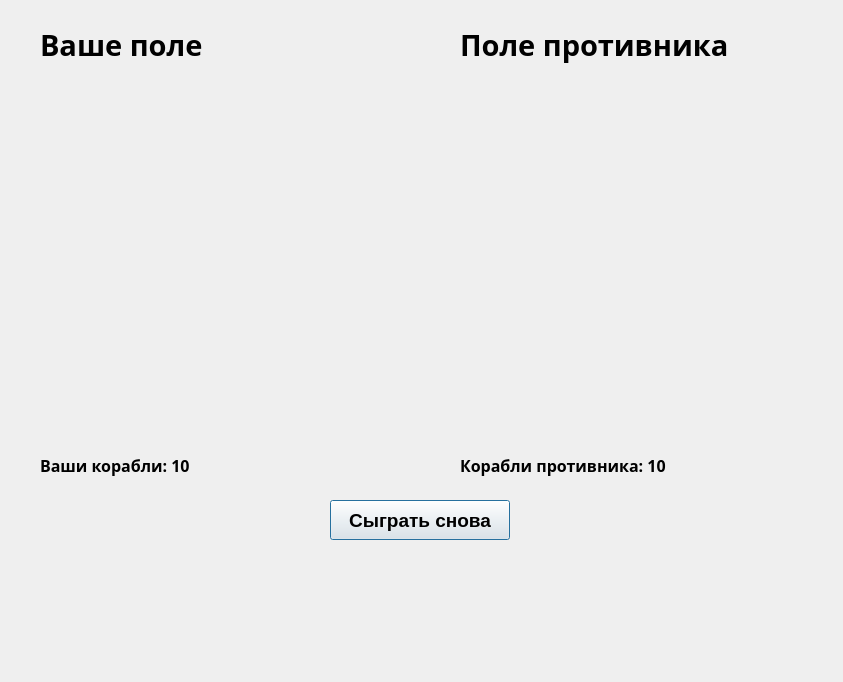
Old version of the form battlewindow.ui in the repository oldFiSt/Sea_Battle.
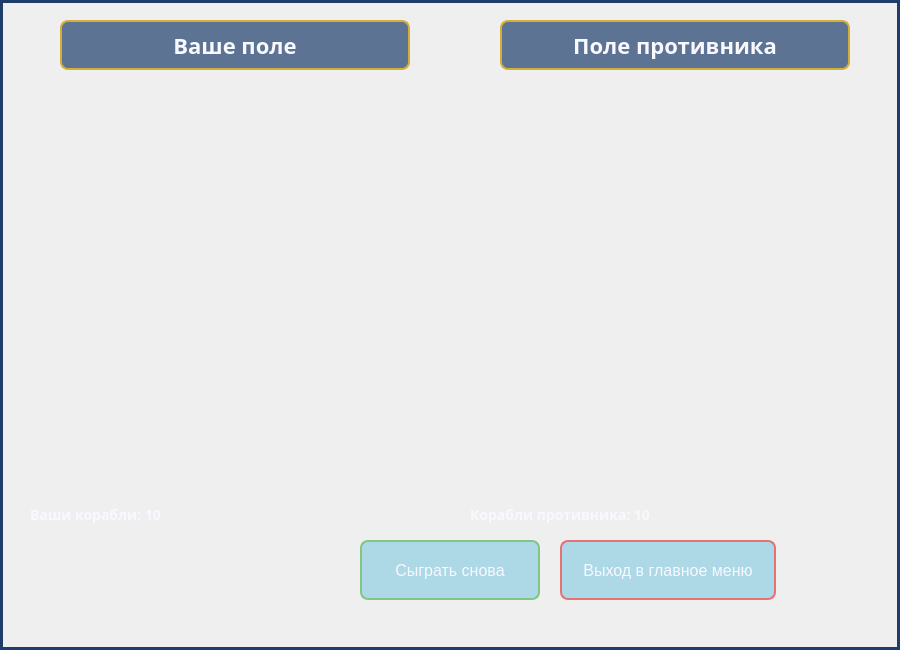
New version of the form.

Commit message: В нашем проекте был полностью обновлён дизайн. Цвета стали более подходящими для игры в «Морской бой» — теперь используются синие оттенки, создающие атмосферу морского сражения. Для удобства игрока добавлены новые кнопки: после окончания игры можно сразу вернуться в главное меню, а в самом главном меню появилась кнопка для выхода на рабочий стол. Также было добавлено новое окно и кнопка для запуска режима игры с другом по сети. Этот режим пока находится в разработке.

Diff of the .ui file:
```diff
--- a/battlewindow.ui
+++ b/battlewindow.ui
@@ -6,37 +6,154 @@
    <rect>
     <x>0</x>
     <y>0</y>
-    <width>843</width>
-    <height>682</height>
+    <width>900</width>
+    <height>650</height>
    </rect>
   </property>
   <property name="windowTitle">
    <string>Морской бой</string>
   </property>
+  <property name="styleSheet">
+   <string notr="true">
+QDialog {
+    background-color: qlineargradient(x1:0, y1:0, x2:1, y2:1,
+                                    stop:0 #0a2463, stop:1 #3e92cc);
+    border: 3px solid #1e3d6b;
+}
+
+QLabel {
+    color: #f8f8ff;
+    font-family: &quot;Arial Rounded MT Bold&quot;;
+    text-shadow: 1px 1px 2px rgba(0, 0, 0, 0.5);
+}
+
+QLabel#labelPlayer, QLabel#labelEnemy {
+    font-size: 22px;
+    font-weight: bold;
+    color: #f8f8ff;
+    background-color: rgba(30, 61, 107, 0.7);
+    border-radius: 8px;
+    padding: 5px 10px;
+    border: 2px solid #d4af37;
+}
+
+QLabel#labelPlayerShips, QLabel#labelEnemyShips {
+    font-size: 14px;
+    color: #f8f8ff;
+    font-weight: bold;
+}
+
+QPushButton {
+    background-color: qlineargradient(x1:0, y1:0, x2:0, y2:1,
+                                    stop:0 #1e3d6b, stop:1 #0a2463);
+    border: 2px solid #d4af37;
+    border-radius: 8px;
+    padding: 8px 16px;
+    font-family: &quot;Arial Rounded MT Bold&quot;;
+    font-size: 14px;
+    color: #f8f8ff;
+}
+
+QPushButton:hover {
+    background-color: qlineargradient(x1:0, y1:0, x2:0, y2:1,
+                                    stop:0 #3a5f8c, stop:1 #1e3d6b);
+}
+
+QPushButton:pressed {
+    background-color: qlineargradient(x1:0, y1:0, x2:0, y2:1,
+                                    stop:0 #0a2463, stop:1 #1e3d6b);
+}
+
+QPushButton#btnReplay {
+    min-width: 120px;
+    min-height: 40px;
+    font-size: 16px;
+    background-color: qlineargradient(x1:0, y1:0, x2:0, y2:1,
+                                    stop:0 #4CAF50, stop:1 #2E7D32);
+    border: 2px solid #81C784;
+}
+
+QPushButton#btnReplay:hover {
+    background-color: qlineargradient(x1:0, y1:0, x2:0, y2:1,
+                                    stop:0 #66BB6A, stop:1 #388E3C);
+}
+
+QPushButton#btnReplay:pressed {
+    background-color: qlineargradient(x1:0, y1:0, x2:0, y2:1,
+                                    stop:0 #2E7D32, stop:1 #1B5E20);
+}
+
+QPushButton#btnExitToMainMenu {
+    min-width: 180px;
+    min-height: 40px;
+    font-size: 16px;
+    background-color: qlineargradient(x1:0, y1:0, x2:0, y2:1,
+                                    stop:0 #c62828, stop:1 #b71c1c);
+    border: 2px solid #e57373;
+}
+
+QPushButton#btnExitToMainMenu:hover {
+    background-color: qlineargradient(x1:0, y1:0, x2:0, y2:1,
+                                    stop:0 #ef5350, stop:1 #e53935);
+}
+
+QPushButton#btnExitToMainMenu:pressed {
+    background-color: qlineargradient(x1:0, y1:0, x2:0, y2:1,
+                                    stop:0 #b71c1c, stop:1 #7f0000);
+}
+
+/* Стили для игровых клеток */
+QPushButton {
+    background-color: lightblue;
+    border: 1px solid #1e3d6b;
+    min-width: 30px;
+    min-height: 30px;
+}
+
+QPushButton[hasShip=&quot;true&quot;] {
+    background-color: #2c3e50;
+}
+
+QPushButton[hasShip=&quot;false&quot;] {
+    background-color: lightblue;
+}
+
+QPushButton[hasShip=&quot;true&quot;]:disabled {
+    background-color: #c62828;
+}
+
+QPushButton[hasShip=&quot;false&quot;]:disabled {
+    background-color: white;
+}
+   </string>
+  </property>
   <widget class="QLabel" name="labelPlayer">
    <property name="geometry">
     <rect>
-     <x>40</x>
+     <x>60</x>
      <y>20</y>
-     <width>300</width>
+     <width>350</width>
      <height>50</height>
     </rect>
    </property>
    <property name="font">
     <font>
-     <family>Microsoft YaHei</family>
-     <pointsize>22</pointsize>
+     <family>Arial Rounded MT Bold</family>
+     <pointsize>-1</pointsize>
      <bold>true</bold>
     </font>
    </property>
    <property name="text">
     <string>Ваше поле</string>
    </property>
+   <property name="alignment">
+    <set>Qt::AlignmentFlag::AlignCenter</set>
+   </property>
   </widget>
   <widget class="QLabel" name="labelEnemy">
    <property name="geometry">
     <rect>
-     <x>460</x>
+     <x>500</x>
      <y>20</y>
      <width>350</width>
      <height>50</height>
@@ -44,50 +161,47 @@
    </property>
    <property name="font">
     <font>
-     <family>Microsoft YaHei</family>
-     <pointsize>22</pointsize>
+     <family>Arial Rounded MT Bold</family>
+     <pointsize>-1</pointsize>
      <bold>true</bold>
     </font>
    </property>
    <property name="text">
     <string>Поле противника</string>
    </property>
+   <property name="alignment">
+    <set>Qt::AlignmentFlag::AlignCenter</set>
+   </property>
   </widget>
   <widget class="QWidget" name="gridLayoutPlayer" native="true">
    <property name="geometry">
     <rect>
-     <x>40</x>
+     <x>30</x>
      <y>80</y>
-     <width>350</width>
-     <height>350</height>
+     <width>400</width>
+     <height>400</height>
     </rect>
    </property>
   </widget>
   <widget class="QWidget" name="gridLayoutEnemy" native="true">
    <property name="geometry">
     <rect>
-     <x>460</x>
+     <x>470</x>
      <y>80</y>
-     <width>350</width>
-     <height>350</height>
+     <width>400</width>
+     <height>400</height>
     </rect>
    </property>
   </widget>
   <widget class="QPushButton" name="btnReplay">
    <property name="geometry">
     <rect>
-     <x>330</x>
-     <y>500</y>
+     <x>360</x>
+     <y>540</y>
      <width>180</width>
-     <height>40</height>
+     <height>60</height>
     </rect>
    </property>
-   <property name="font">
-    <font>
-     <pointsize>14</pointsize>
-     <bold>true</bold>
-    </font>
-   </property>
    <property name="visible">
     <bool>false</bool>
    </property>
@@ -95,19 +209,35 @@
     <string>Сыграть снова</string>
    </property>
   </widget>
+  <widget class="QPushButton" name="btnExitToMainMenu">
+   <property name="geometry">
+    <rect>
+     <x>560</x>
+     <y>540</y>
+     <width>216</width>
+     <height>60</height>
+    </rect>
+   </property>
+   <property name="visible">
+    <bool>false</bool>
+   </property>
+   <property name="text">
+    <string>Выход в главное меню</string>
+   </property>
+  </widget>
   <widget class="QLabel" name="labelPlayerShips">
    <property name="geometry">
     <rect>
-     <x>40</x>
-     <y>450</y>
+     <x>30</x>
+     <y>500</y>
      <width>350</width>
      <height>30</height>
     </rect>
    </property>
    <property name="font">
     <font>
-     <family>Microsoft YaHei</family>
-     <pointsize>12</pointsize>
+     <family>Arial Rounded MT Bold</family>
+     <pointsize>-1</pointsize>
      <bold>true</bold>
     </font>
    </property>
@@ -118,16 +248,16 @@
   <widget class="QLabel" name="labelEnemyShips">
    <property name="geometry">
     <rect>
-     <x>460</x>
-     <y>450</y>
+     <x>470</x>
+     <y>500</y>
      <width>350</width>
      <height>30</height>
     </rect>
    </property>
    <property name="font">
     <font>
-     <family>Microsoft YaHei</family>
-     <pointsize>12</pointsize>
+     <family>Arial Rounded MT Bold</family>
+     <pointsize>-1</pointsize>
      <bold>true</bold>
     </font>
    </property>
```
The commit also changes 17 other files.
